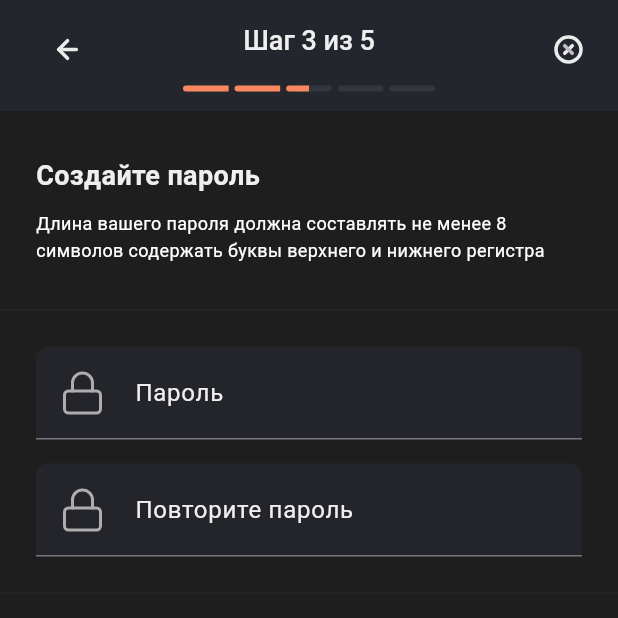
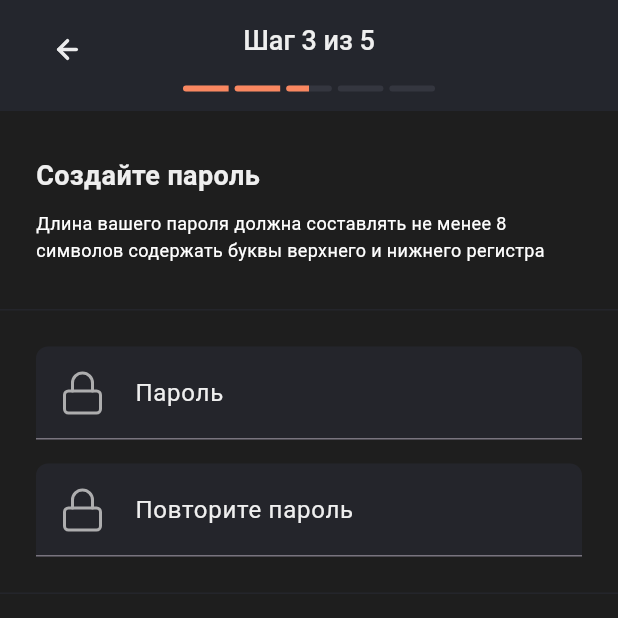
Before and after one commit to PLUXVR/rtk, a Flutter app: the PasswordCreateScreen screen opened directly, on a phone screen of 412 x 824 dp, the top half of it. Run offline on Flutter 3.47's test engine with Material 3 defaults, Android fonts, the phone set to English and light mode, and no system bars; our stand-ins replace flutter_svg.

Commit message:
Routes, AppBar refactoring, Step 3 done,

```diff
--- a/lib/src/app/modules/registration_module/step_four_personal_data/personal_data_screen.dart
+++ b/lib/src/app/modules/registration_module/step_four_personal_data/personal_data_screen.dart
@@ -47,6 +47,9 @@ class _PersonalDataScreenState extends State<PersonalDataScreen> {
         ),
         actions: [
           DefaultRectangleButton(
+            onTap: () {
+              Navigator.of(context).maybePop();
+            },
             child: SvgPicture.asset('assets/icons/x-circle.svg'),
           ),
         ],
--- a/lib/src/app/modules/registration_module/step_three_create_password/step_three_create_password.dart
+++ b/lib/src/app/modules/registration_module/step_three_create_password/step_three_create_password.dart
@@ -45,13 +45,14 @@ class _PasswordCreateScreenState extends State<PasswordCreateScreen> {
             stepsCount: 5,
           ),
         ),
-        actions: [
-          DefaultRectangleButton(
-            child: SvgPicture.asset('assets/icons/x-circle.svg'),
-          ),
-        ],
+        leading: DefaultRectangleButton(
+          onTap: () {
+            Navigator.of(context).maybePop();
+          },
+          child: SvgPicture.asset('assets/icons/arrow-left.svg'),
+        ),
       ),
-      body: Column(
+      body: ListView(
         children: [
           const TextInfoWidget(
             headingText: "Создайте пароль",
@@ -281,6 +282,7 @@ class _PasswordCreateScreenState extends State<PasswordCreateScreen> {
                     //   // Процесс регистрации
                     // }
                     // previousStep();
+                    Navigator.of(context).pushNamed('/personalDataScreen');
                   }
                 : null,
             child: Text(
--- a/lib/src/app/widgets/rectangle_button/rectangle_button.dart
+++ b/lib/src/app/widgets/rectangle_button/rectangle_button.dart
@@ -31,11 +31,16 @@ class DefaultRectangleButton extends StatelessWidget {
               milliseconds: 150,
             ),
             decoration: BoxDecoration(
-              color: color ?? const Color.fromRGBO(36, 38, 45, 1),
+              color: color ?? Colors.transparent,
               shape: BoxShape.rectangle,
             ),
             alignment: Alignment.bottomRight,
-            child: child ?? SvgPicture.asset('assets/icons/arrow-left.svg'),
+            child: child ??
+                SvgPicture.asset(
+                  'assets/icons/x-circle.svg',
+                  colorFilter: const ColorFilter.mode(
+                      Colors.transparent, BlendMode.srcIn),
+                ),
           ),
         ),
       );
```
Also changed, not shown: lib/main.dart (+8 -6 lines), lib/src/app/modules/first_screen/components/registration_or_login_widget.dart (+6 -4 lines), lib/src/app/modules/registration_module/step_one_phone_number/phone_number_screen.dart (+8 -2 lines), lib/src/app/modules/registration_module/step_two_verification/step_two_verification_screen.dart (+20 -8 lines), lib/src/app/widgets/check_box/check_box.dart (+5 -3 lines).
